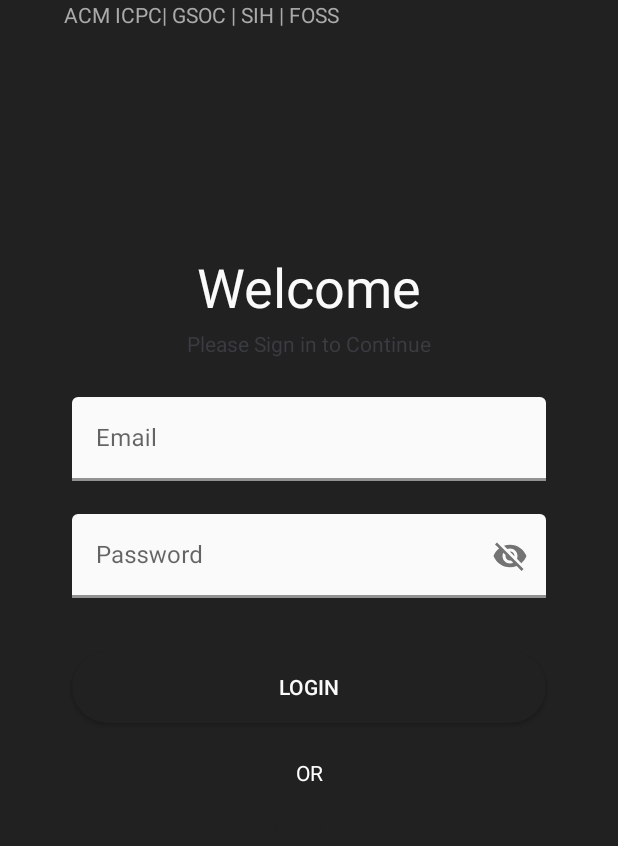
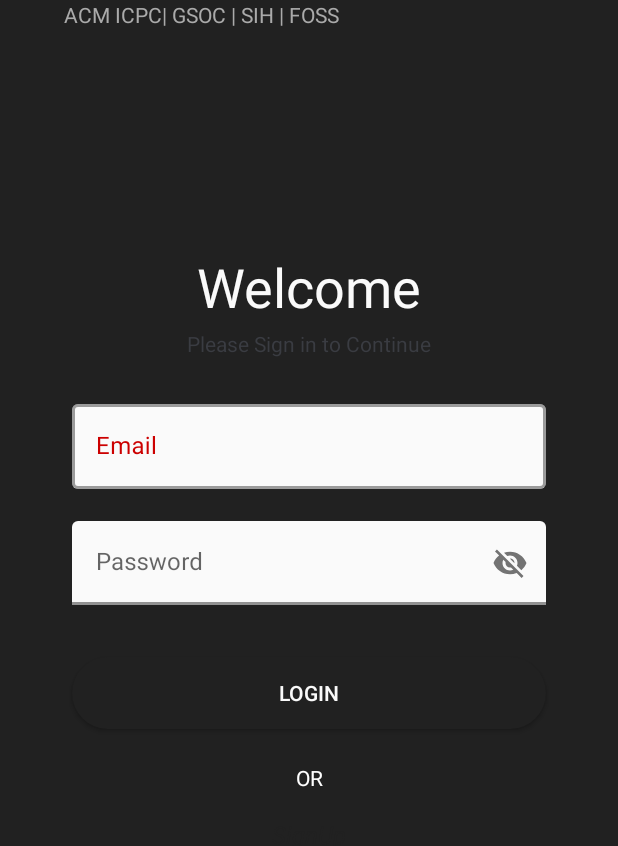
Before and after one commit to shreyasbhakta/PointBlank, an Android app: the LoginFragment screen opened through its navigation route, on a phone screen of 412 x 824 dp, the part 172-1018 px from its top. Run offline under Robolectric (Android 15) with nearby library versions, the phone set to English and light mode, and no system bars.

```diff
--- a/app/src/main/java/com/dscepointblank/pointblank/fragments/HomeScreenFragment.kt
+++ b/app/src/main/java/com/dscepointblank/pointblank/fragments/HomeScreenFragment.kt
@@ -1,13 +1,11 @@
 package com.dscepointblank.pointblank.fragments
 
-import android.content.Intent
 import android.os.Bundle
 import android.util.Log
 import androidx.fragment.app.Fragment
 import android.view.LayoutInflater
 import android.view.View
 import android.view.ViewGroup
-import android.widget.Toast
 import com.dscepointblank.pointblank.R
 import com.dscepointblank.pointblank.activities.TOPIC
 import com.dscepointblank.pointblank.models.UpdateModel
@@ -16,7 +14,6 @@ import com.dscepointblank.pointblank.notifications.PushNotification
 import com.dscepointblank.pointblank.utilityClasses.DownloadController
 import com.dscepointblank.pointblank.utilityClasses.RetrofitInstance
 import com.google.gson.Gson
-import kotlinx.android.synthetic.main.activity_main.*
 import kotlinx.android.synthetic.main.fragment_home_screen.view.*
 import kotlinx.coroutines.Dispatchers
 import kotlinx.coroutines.GlobalScope
--- a/app/src/main/java/com/dscepointblank/pointblank/fragments/LoginFragment.kt
+++ b/app/src/main/java/com/dscepointblank/pointblank/fragments/LoginFragment.kt
@@ -1,11 +1,15 @@
 package com.dscepointblank.pointblank.fragments
 
+import android.graphics.Color
+import android.graphics.drawable.ColorDrawable
 import android.os.Bundle
 import androidx.fragment.app.Fragment
 import android.view.LayoutInflater
 import android.view.View
 import android.view.ViewGroup
+import android.view.WindowManager
 import androidx.core.text.HtmlCompat
+import androidx.navigation.fragment.findNavController
 import com.dscepointblank.pointblank.R
 import kotlinx.android.synthetic.main.fragment_login.view.*
 
@@ -13,16 +17,26 @@ import kotlinx.android.synthetic.main.fragment_login.view.*
 class LoginFragment : Fragment() {
 
 
+
     override fun onCreateView(
         inflater: LayoutInflater, container: ViewGroup?,
         savedInstanceState: Bundle?
     ): View? {
+        val window =  activity?.window
+        window?.addFlags(WindowManager.LayoutParams.FLAG_DRAWS_SYSTEM_BAR_BACKGROUNDS)
+        window?.statusBarColor = Color.parseColor("#212121")
+
         // Inflate the layout for this fragment
         val view =  inflater.inflate(R.layout.fragment_login, container, false)
 
         val text = "<font color=#00C853>Point</font> <font color=#fafafa>Blank</font>"
         view.loginPBTV.text = HtmlCompat.fromHtml(text,HtmlCompat.FROM_HTML_MODE_LEGACY)
 
+
+        view.tv_signUpLogin.setOnClickListener {
+            findNavController().navigate(R.id.action_loginFragment_to_signUpFragment2)
+        }
+
         return view
     }
 }
--- a/app/src/main/res/anim/from_left.xml
+++ b/app/src/main/res/anim/from_left.xml
@@ -1,4 +1,6 @@
 <?xml version="1.0" encoding="utf-8"?>
 <set xmlns:android="http://schemas.android.com/apk/res/android">
-<translate android:fromXDelta="-100%"  android:toXDelta="0%" android:duration ="400" />
+
+    <translate android:fromXDelta="-100%" android:toXDelta="0%" android:duration="300"/>
+
 </set>
--- a/app/src/main/res/anim/from_right.xml
+++ b/app/src/main/res/anim/from_right.xml
@@ -1,4 +1,6 @@
 <?xml version="1.0" encoding="utf-8"?>
 <set xmlns:android="http://schemas.android.com/apk/res/android">
-    <translate android:fromXDelta="100%"  android:toXDelta="0%" android:duration ="200" />
+
+    <translate android:fromXDelta="100%" android:toXDelta="0%" android:duration="300"/>
+
 </set>
--- a/app/src/main/res/anim/to_left.xml
+++ b/app/src/main/res/anim/to_left.xml
@@ -1,6 +1,6 @@
 <?xml version="1.0" encoding="utf-8"?>
 <set xmlns:android="http://schemas.android.com/apk/res/android">
 
-    <translate android:fromXDelta="0%" android:toXDelta="-100%" android:duration="1000"/>
+    <translate android:fromXDelta="0%" android:toXDelta="-100%" android:duration="300"/>
 
 </set>
--- a/app/src/main/res/anim/to_right.xml
+++ b/app/src/main/res/anim/to_right.xml
@@ -1,9 +1,6 @@
 <?xml version="1.0" encoding="utf-8"?>
 <set xmlns:android="http://schemas.android.com/apk/res/android">
 
-    <translate
-        android:duration="1000"
-        android:fromXDelta="0%"
-        android:toXDelta="100%" />
+    <translate android:fromXDelta="0%" android:toXDelta="100%" android:duration="300"/>
 
 </set>
--- a/app/src/main/res/drawable/box.xml
+++ b/app/src/main/res/drawable/box.xml
@@ -1,9 +1,5 @@
 <?xml version="1.0" encoding="utf-8"?>
-<selector xmlns:android="http://schemas.android.com/apk/res/android">
-    <item>
-        <shape android:shape="rectangle">
-            <solid android:color="@color/green"/>
-            <corners android:radius="25dp" />
-        </shape>
-    </item>
-</selector>
+<shape android:shape="rectangle" xmlns:android="http://schemas.android.com/apk/res/android">
+    <solid android:color="@color/green"/>
+    <corners android:radius="25dp" />
+</shape>
--- /dev/null
+++ b/app/src/main/res/drawable/sign_up_bg.xml
@@ -0,0 +1,5 @@
+<?xml version="1.0" encoding="utf-8"?>
+<shape  android:shape="rectangle" xmlns:android="http://schemas.android.com/apk/res/android">
+<solid android:color="@color/deepBlack" />
+    <corners android:radius="32dp"/>
+</shape>
--- a/app/src/main/res/layout/activity_launch.xml
+++ b/app/src/main/res/layout/activity_launch.xml
@@ -4,7 +4,7 @@
     xmlns:tools="http://schemas.android.com/tools"
     android:layout_width="match_parent"
     android:layout_height="match_parent"
-    android:background="@color/deepBlack"
+    android:background="@android:color/transparent"
     tools:context=".activities.LaunchActivity">
 
     <fragment
--- a/app/src/main/res/layout/fragment_login.xml
+++ b/app/src/main/res/layout/fragment_login.xml
@@ -4,8 +4,7 @@
     xmlns:tools="http://schemas.android.com/tools"
     android:layout_width="match_parent"
     android:layout_height="match_parent"
-    android:background="@android:color/transparent"
-    tools:background="@color/deepBlack"
+    android:background="@color/deepBlack"
     android:theme="@style/Theme.MaterialComponents.DayNight.NoActionBar"
     tools:context=".fragments.LoginFragment">
 
@@ -102,16 +101,19 @@
 
     <com.google.android.material.textfield.TextInputLayout
         android:id="@+id/textInputLayout"
-        style="@style/Widget.App.TextInputLayout"
+        style="@style/Widget.MaterialComponents.TextInputLayout.OutlinedBox"
         android:layout_width="0dp"
         android:layout_height="wrap_content"
         android:layout_marginStart="32dp"
         android:layout_marginTop="8dp"
         android:layout_marginEnd="32dp"
+        android:background="@android:color/transparent"
         android:hint="Email"
+        android:textColorHint="@android:color/holo_red_dark"
         app:boxBackgroundColor="@color/lightWhight"
         app:boxStrokeWidth="2dp"
         app:endIconMode="clear_text"
+        app:hintTextColor="@android:color/holo_blue_bright"
         app:layout_constraintBottom_toBottomOf="@+id/group"
         app:layout_constraintEnd_toEndOf="@+id/group"
         app:layout_constraintStart_toStartOf="@+id/group"
@@ -120,7 +122,7 @@
 
         <com.google.android.material.textfield.TextInputEditText
             android:layout_width="match_parent"
-            android:layout_height="match_parent"
+            android:layout_height="wrap_content"
             android:foregroundTint="@color/redColor"
             android:textCursorDrawable="@drawable/cursor" />
 
@@ -178,7 +180,7 @@
         app:layout_constraintVertical_bias=".1" />
 
     <TextView
-        android:id="@+id/textView29"
+        android:id="@+id/tv_signUpLogin"
         android:layout_width="wrap_content"
         android:layout_height="wrap_content"
         android:layout_marginTop="8dp"
--- a/app/src/main/res/layout/fragment_splash.xml
+++ b/app/src/main/res/layout/fragment_splash.xml
@@ -4,7 +4,7 @@
     xmlns:tools="http://schemas.android.com/tools"
     android:layout_width="match_parent"
     android:layout_height="match_parent"
-    android:background="@android:color/transparent"
+    android:background="@color/deepBlack"
     app:layout_optimizationLevel="standard"
     tools:background="@color/deepBlack"
     tools:context=".fragments.SplashFragment">
--- a/app/src/main/res/navigation/start_setup.xml
+++ b/app/src/main/res/navigation/start_setup.xml
@@ -39,5 +39,20 @@
         android:id="@+id/loginFragment"
         android:name="com.dscepointblank.pointblank.fragments.LoginFragment"
         android:label="fragment_login"
-        tools:layout="@layout/old_login" />
+        tools:layout="@layout/fragment_login" >
+        <action
+            android:id="@+id/action_loginFragment_to_signUpFragment2"
+            app:destination="@id/signUpFragment2"
+            app:enterAnim="@anim/from_right"
+            app:exitAnim="@anim/to_right"
+            app:popEnterAnim="@anim/from_right"
+            app:popExitAnim="@anim/to_right"
+            app:popUpTo="@id/loginFragment"
+            app:popUpToInclusive="false" />
+    </fragment>
+    <fragment
+        android:id="@+id/signUpFragment2"
+        android:name="com.dscepointblank.pointblank.fragments.SignUpFragment"
+        android:label="fragment_sign_up"
+        tools:layout="@layout/fragment_sign_up" />
 </navigation>
--- a/app/src/main/res/values/colors.xml
+++ b/app/src/main/res/values/colors.xml
@@ -11,4 +11,6 @@
     <color name="lightWhight">#fafafa</color>
     <color name="White">#FFFFFF</color>
     <color name="cursorcolor">#AD1457</color>
+    <color name="dull_green">#2E7026</color>
+    <color name="new_green">#009A40</color>
 </resources>
```
Also changed, not shown: app/src/main/AndroidManifest.xml (+7 -7 lines), app/src/main/java/com/dscepointblank/pointblank/fragments/SignUpFragment.kt (added, +33 -0 lines), app/src/main/res/drawable/login_bg.xml (added, +9 -0 lines), app/src/main/res/layout/fragment_sign_up.xml (added, +12 -0 lines), app/src/main/res/layout/logo.xml (added, +67 -0 lines), app/src/main/res/navigation/home_screen_navigation.xml (+10 -1 lines), app/src/main/res/values/styles.xml (+31 -0 lines).
